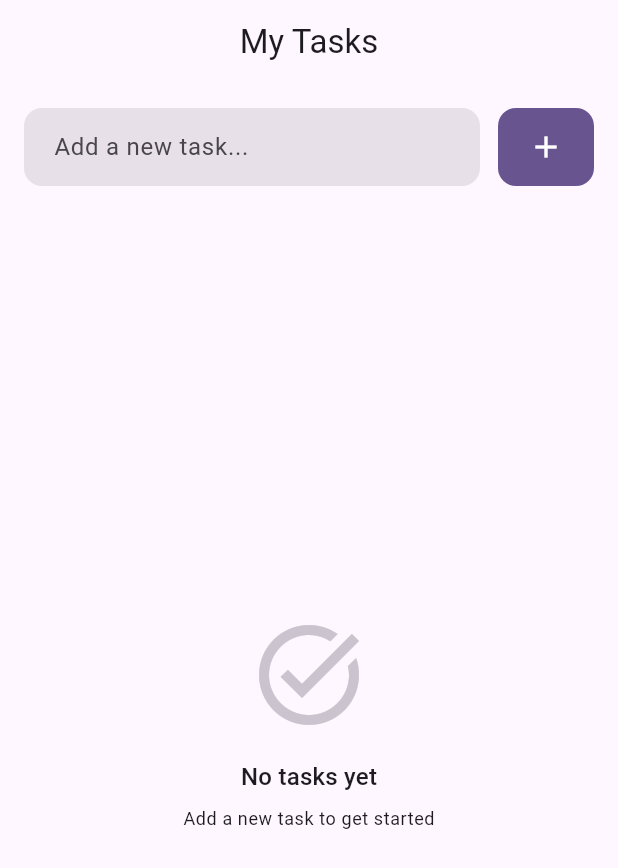
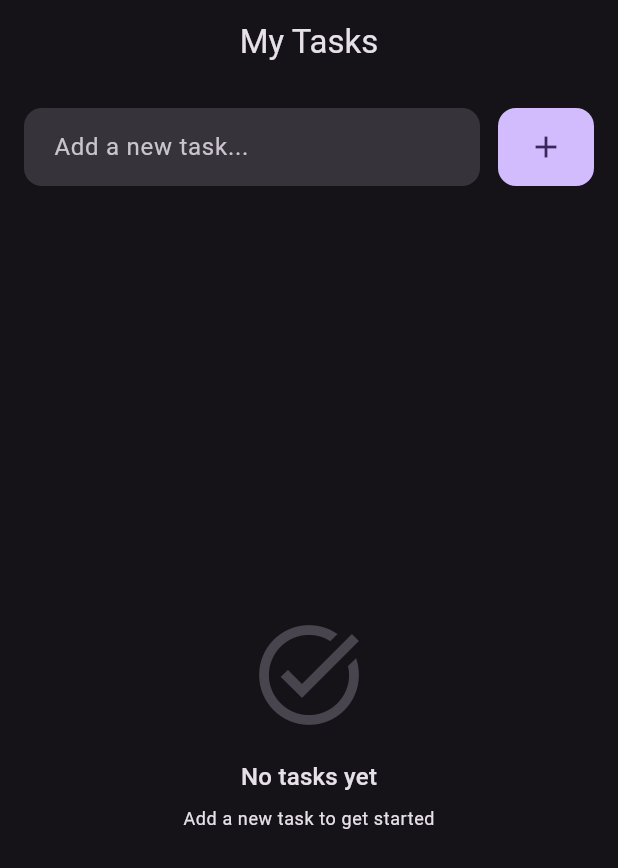
Before and after one commit to chandan0000/todo_ass, a Flutter app: the screen it shows after launch, on a phone screen of 412 x 824 dp. Shown: the top 868 px of the screen. Run offline on Flutter 3.47's test engine with Material 3 defaults, Android fonts, the phone set to English and light mode, and no system bars; our stand-ins replace equatable, flutter_bloc.

Commit message:
theme mode change

```diff
--- a/lib/main.dart
+++ b/lib/main.dart
@@ -18,6 +18,7 @@ class TodoApp extends StatelessWidget {
       child: MaterialApp(
         title: 'Todo App',
         debugShowCheckedModeBanner: false,
+        themeMode:ThemeMode.dark ,
         theme: ThemeData(
           colorScheme: ColorScheme.fromSeed(seedColor: Colors.deepPurple),
           useMaterial3: true,
```
